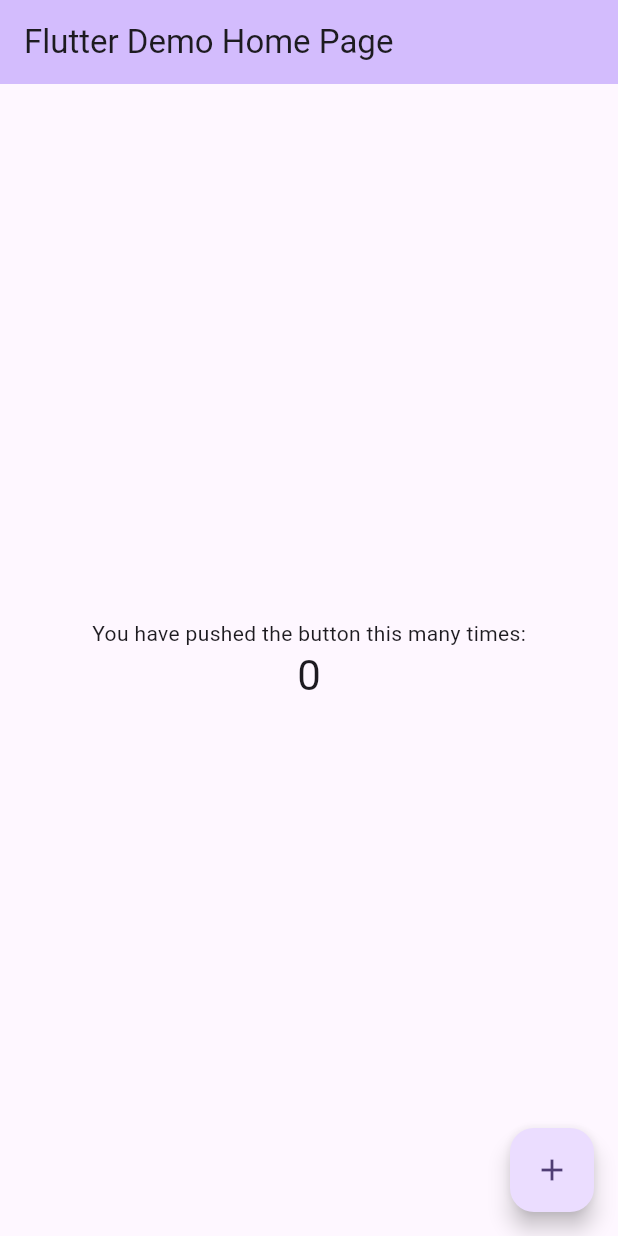
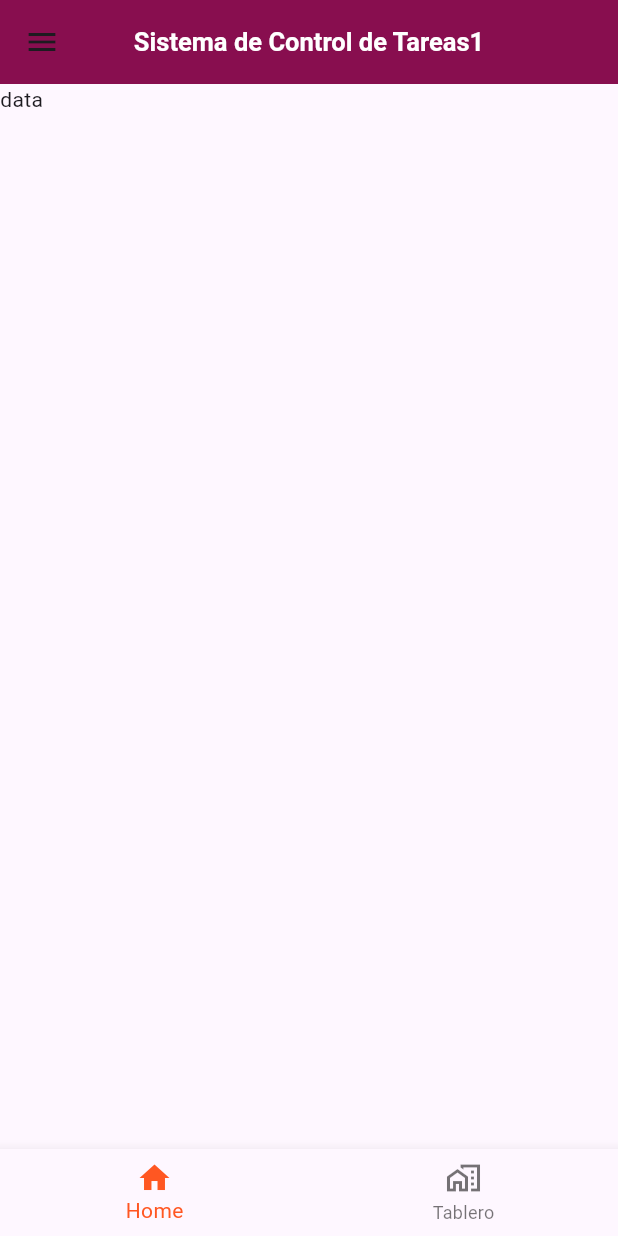
Before and after one commit to gerrycode01/dam_u3_tareas, a Flutter app: the screen it shows after launch, on a phone screen of 412 x 824 dp. Run offline on Flutter 3.47's test engine with Material 3 defaults, Android fonts, the light colour scheme and no system bars; our stand-ins replace sqflite; accounts and stored records are empty.

Commit message:
diseño del dashboard iniciado

```diff
--- a/lib/main.dart
+++ b/lib/main.dart
@@ -1,3 +1,4 @@
+import 'package:flutter/cupertino.dart';
 import 'package:flutter/material.dart';
 
 void main() {
@@ -10,116 +11,122 @@
   // This widget is the root of your application.
   @override
   Widget build(BuildContext context) {
-    return MaterialApp(
-      title: 'Flutter Demo',
-      theme: ThemeData(
-        // This is the theme of your application.
-        //
-        // TRY THIS: Try running your application with "flutter run". You'll see
-        // the application has a purple toolbar. Then, without quitting the app,
-        // try changing the seedColor in the colorScheme below to Colors.green
-        // and then invoke "hot reload" (save your changes or press the "hot
-        // reload" button in a Flutter-supported IDE, or press "r" if you used
-        // the command line to start the app).
-        //
-        // Notice that the counter didn't reset back to zero; the application
-        // state is not lost during the reload. To reset the state, use hot
-        // restart instead.
-        //
-        // This works for code too, not just values: Most code changes can be
-        // tested with just a hot reload.
-        colorScheme: ColorScheme.fromSeed(seedColor: Colors.deepPurple),
-        useMaterial3: true,
-      ),
-      home: const MyHomePage(title: 'Flutter Demo Home Page'),
+    return const MaterialApp(
+      home: MyHomePage(),
+      debugShowMaterialGrid: false,
     );
   }
 }
 
 class MyHomePage extends StatefulWidget {
-  const MyHomePage({super.key, required this.title});
-
-  // This widget is the home page of your application. It is stateful, meaning
-  // that it has a State object (defined below) that contains fields that affect
-  // how it looks.
-
-  // This class is the configuration for the state. It holds the values (in this
-  // case the title) provided by the parent (in this case the App widget) and
-  // used by the build method of the State. Fields in a Widget subclass are
-  // always marked "final".
-
-  final String title;
+  const MyHomePage({super.key});
 
   @override
   State<MyHomePage> createState() => _MyHomePageState();
 }
 
 class _MyHomePageState extends State<MyHomePage> {
-  int _counter = 0;
+  int _currentIndex = 0;
+  final Color tinto = Colors.pink.shade900;
 
-  void _incrementCounter() {
+  void _onItemTapped(int index) {
     setState(() {
-      // This call to setState tells the Flutter framework that something has
-      // changed in this State, which causes it to rerun the build method below
-      // so that the display can reflect the updated values. If we changed
-      // _counter without calling setState(), then the build method would not be
-      // called again, and so nothing would appear to happen.
-      _counter++;
+      _currentIndex = index;
     });
   }
 
   @override
   Widget build(BuildContext context) {
-    // This method is rerun every time setState is called, for instance as done
-    // by the _incrementCounter method above.
-    //
-    // The Flutter framework has been optimized to make rerunning build methods
-    // fast, so that you can just rebuild anything that needs updating rather
-    // than having to individually change instances of widgets.
-    return Scaffold(
+    return  Scaffold(
       appBar: AppBar(
-        // TRY THIS: Try changing the color here to a specific color (to
-        // Colors.amber, perhaps?) and trigger a hot reload to see the AppBar
-        // change color while the other colors stay the same.
-        backgroundColor: Theme.of(context).colorScheme.inversePrimary,
-        // Here we take the value from the MyHomePage object that was created by
-        // the App.build method, and use it to set our appbar title.
-        title: Text(widget.title),
+        title: Text("Sistema de Control de Tareas1",
+          style: TextStyle(
+              color: Colors.white,
+              fontSize: 17,
+            fontWeight: FontWeight.bold
+          ),
+        ),
+        centerTitle: true,
+        backgroundColor: Colors.pink.shade900,
       ),
-      body: Center(
-        // Center is a layout widget. It takes a single child and positions it
-        // in the middle of the parent.
-        child: Column(
-          // Column is also a layout widget. It takes a list of children and
-          // arranges them vertically. By default, it sizes itself to fit its
-          // children horizontally, and tries to be as tall as its parent.
-          //
-          // Column has various properties to control how it sizes itself and
-          // how it positions its children. Here we use mainAxisAlignment to
-          // center the children vertically; the main axis here is the vertical
-          // axis because Columns are vertical (the cross axis would be
-          // horizontal).
-          //
-          // TRY THIS: Invoke "debug painting" (choose the "Toggle Debug Paint"
-          // action in the IDE, or press "p" in the console), to see the
-          // wireframe for each widget.
-          mainAxisAlignment: MainAxisAlignment.center,
-          children: <Widget>[
-            const Text(
-              'You have pushed the button this many times:',
+      drawer: Drawer(
+        child: ListView(
+          padding: EdgeInsets.zero,
+          children: [
+            DrawerHeader(
+                decoration: BoxDecoration(
+                  image: DecorationImage(
+                    image: AssetImage('assets/fondofinal.png'),
+                    fit: BoxFit.cover,
+                  ),
+                ),
+                child: ListView(
+                  children: [
+
+                  ],
+                )
             ),
-            Text(
-              '$_counter',
-              style: Theme.of(context).textTheme.headlineMedium,
+            ListTile(
+              leading: const Icon(Icons.book),
+              title: const Text(
+                'Materias',
+                style: TextStyle(
+                  color: Colors.pink,
+                  fontWeight: FontWeight.bold,
+                ),
+              ),
+              onTap: () {
+                /*Navigator.push(
+                    context,
+                    MaterialPageRoute(
+                        builder: (context) => const VistaProfesor()));*/
+              },
+            ),
+            ListTile(
+              leading: const Icon(Icons.home_work),
+              title: const Text(
+                'Tareas',
+                style: TextStyle(
+                  color: Colors.pink,
+                  fontWeight: FontWeight.bold,
+                ),
+              ),
+              onTap: () {
+                /*Navigator.push(
+                    context,
+                    MaterialPageRoute(
+                        builder: (context) => const VistaProfesor()));*/
+              },
             ),
           ],
         ),
       ),
-      floatingActionButton: FloatingActionButton(
-        onPressed: _incrementCounter,
-        tooltip: 'Increment',
-        child: const Icon(Icons.add),
-      ), // This trailing comma makes auto-formatting nicer for build methods.
+      body: _dinamico(),
+      bottomNavigationBar: BottomNavigationBar(
+        items: const <BottomNavigationBarItem>[
+          BottomNavigationBarItem(
+            icon: Icon(Icons.home),
+            label: 'Home',
+          ),
+          BottomNavigationBarItem(
+            icon: Icon(Icons.home_work_outlined),
+            label: 'Tablero',
+          ),
+        ],
+        currentIndex: _currentIndex,
+        selectedItemColor: Colors.deepOrange,
+        onTap: _onItemTapped,
+      ),
     );
   }
+  Widget _dinamico() {
+    switch (_currentIndex) {
+      case 1:
+        return Text("data");
+      case 2:
+        return Text("data");
+      default:
+        return const Text("data");
+    }
+  }
 }
--- a/pubspec.yaml
+++ b/pubspec.yaml
@@ -61,8 +61,8 @@ flutter:
   uses-material-design: true
 
   # To add assets to your application, add an assets section, like this:
-  # assets:
-  #   - images/a_dot_burr.jpeg
+  assets:
+  - assets/
   #   - images/a_dot_ham.jpeg
 
   # An image asset can refer to one or more resolution-specific "variants", see
```
Also changed, not shown: assets/Fondo.jpg (added), assets/Fondo2.jpg (added), assets/fondofinal.png (added), assets/images.png (added), assets/logo.png (added).
